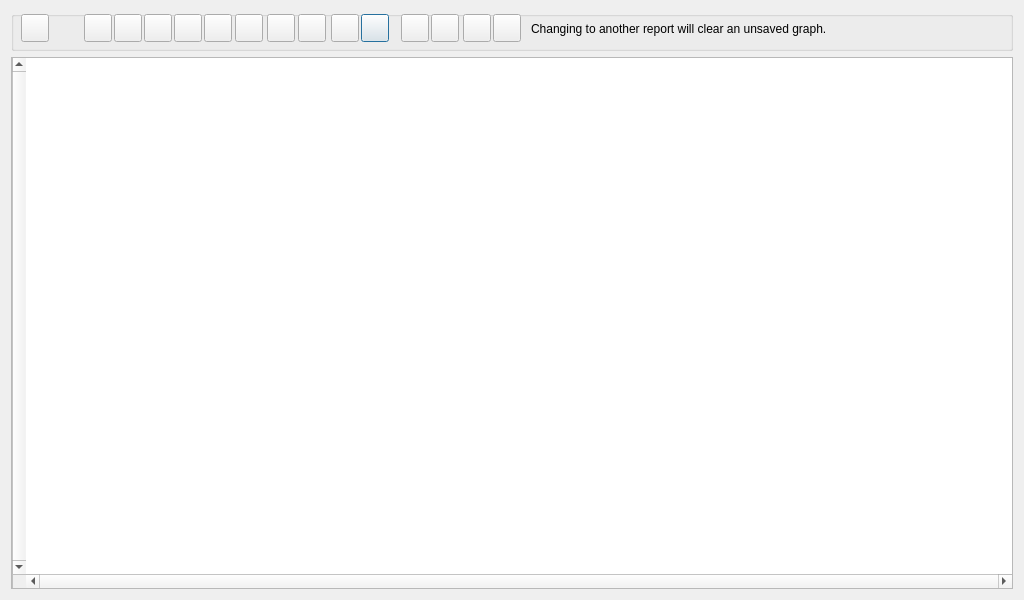
First picture: the form in GUI_UIs/ui_dialog_graph.ui, repository ccbogel/QualCoder, before the edit.
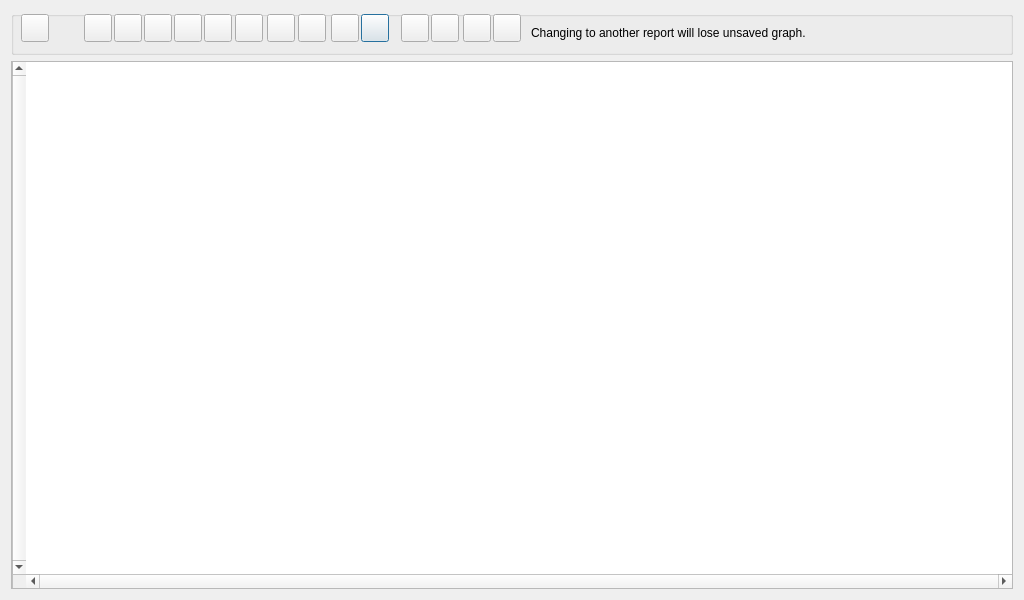
Second picture: the form after the edit.

```diff
--- a/GUI_UIs/ui_dialog_graph.ui
+++ b/GUI_UIs/ui_dialog_graph.ui
@@ -19,7 +19,7 @@
      <property name="minimumSize">
       <size>
        <width>0</width>
-       <height>40</height>
+       <height>44</height>
       </size>
      </property>
      <property name="maximumSize">
@@ -228,13 +228,13 @@
       <property name="geometry">
        <rect>
         <x>520</x>
-        <y>4</y>
+        <y>0</y>
         <width>481</width>
-        <height>28</height>
+        <height>44</height>
        </rect>
       </property>
       <property name="text">
-       <string>Changing to another report will clear an unsaved graph.</string>
+       <string>Changing to another report will lose unsaved graph.</string>
       </property>
      </widget>
      <widget class="QPushButton" name="pushButton_codes_of_text">
```
